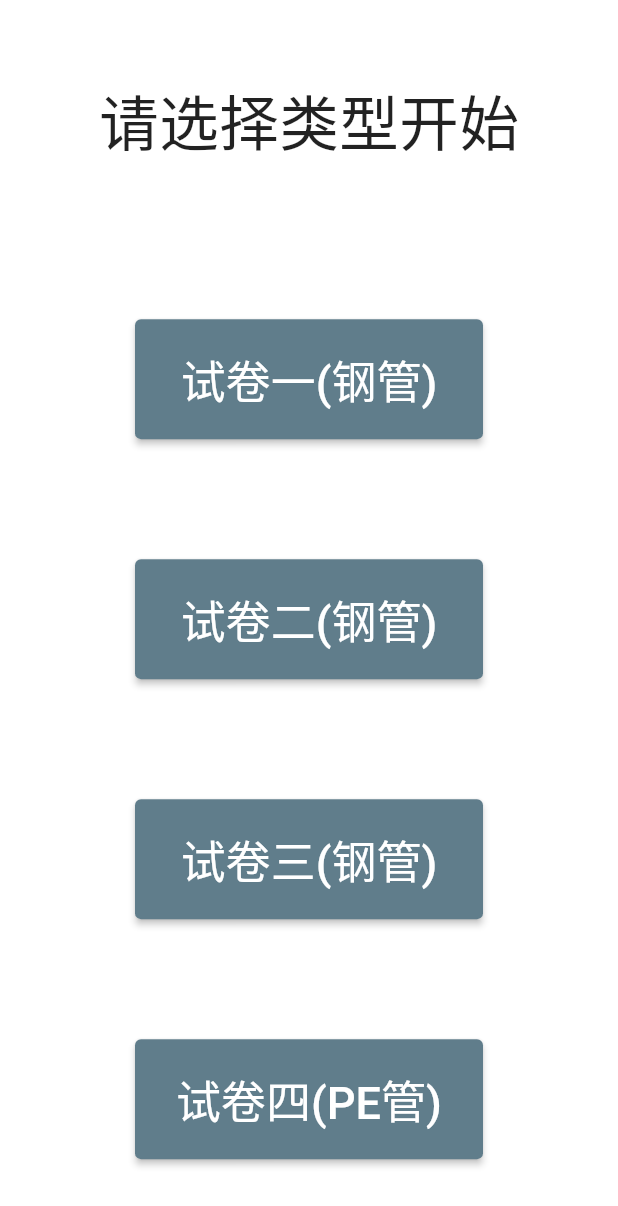
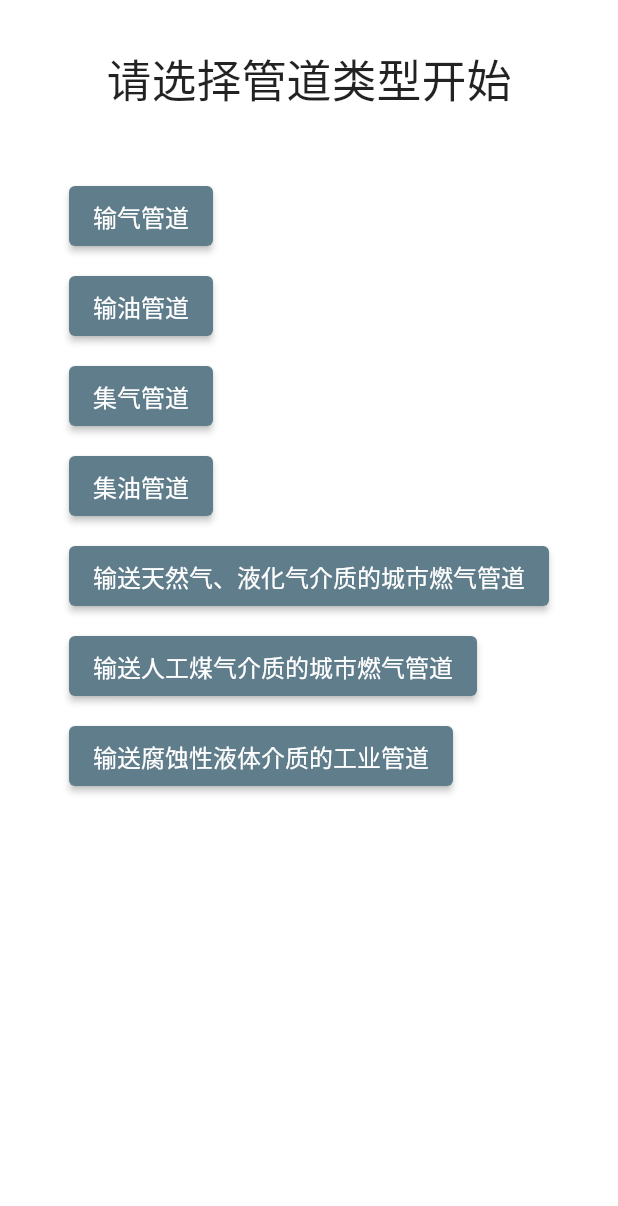
Before and after one commit to NingFQ/flutter_desktop, a Flutter app: the screen it shows after launch, on a phone screen of 412 x 824 dp. Shown: the top 1206 px of the screen. Run offline on Flutter 3.47's test engine with Material 2 defaults, Android fonts, the phone set to English and light mode, and no system bars; our stand-ins replace flutter_screenutil, flutter_smart_dialog.

Commit message:
管道分为七种，题目按模块加载

```diff
--- a/lib/model/currentQuestionInfo.dart
+++ b/lib/model/currentQuestionInfo.dart
@@ -6,9 +6,38 @@ import 'questions/queston_four.dart';
 
 CurrentQuestionEntity Questioninfo = CurrentQuestionEntity();
 
+/// 管道类型声明
+class PipeLineType {
+  /// 输气管道
+  static int pipeLineTypeOne = 1;
+
+  /// 输油管道
+  static int pipeLineTypeTwo = 2;
+
+  /// 集气管道
+  static int pipeLineTypeThree = 3;
+
+  /// 集油管道
+  static int pipeLineTypeFour = 4;
+
+  /// 输送天然气、液化气介质的城市燃气管道
+  static int pipeLineTypeFive = 5;
+
+  /// 输送人工煤气介质的城市燃气管道
+  static int pipeLineTypeSix = 6;
+
+  /// 输送腐蚀性液体介质的工业管道
+  static int pipeLineTypeSeven = 7;
+}
+
 List? setCurrentQuestion(int index) {
   switch (index) {
     case 1:
+
+      /// 第三方破坏
+      /// 腐蚀
+      /// 设备操作
+      ///
       Questioninfo.currentQuestionCount = TESTPAPERONE.length;
       Questioninfo.currentQuestionCode = 1;
       return TESTPAPERONE;
--- /dev/null
+++ b/lib/model/questions/failure_probability/part_four/part_four.dart
@@ -0,0 +1 @@
+/// 管道本质安全质量的评分
--- /dev/null
+++ b/lib/model/questions/failure_probability/part_one/part_one_type1234.dart
@@ -0,0 +1 @@
+/// 适用于输气管道、集气管道、输油管道、集油管道的第三方破坏题目
--- /dev/null
+++ b/lib/model/questions/failure_probability/part_one/part_one_type567.dart
@@ -0,0 +1 @@
+/// 适用于城市燃气管道、输送腐蚀性液体介质的工业管道的第三方破坏题目
--- /dev/null
+++ b/lib/model/questions/failure_probability/part_three/part_three.dart
@@ -0,0 +1 @@
+/// 设备(装置)及操作的评分
--- a/lib/model/theme/theme.dart
+++ b/lib/model/theme/theme.dart
@@ -2,7 +2,7 @@ import 'package:flutter/material.dart';
 
 class AppThemeData {
   // 字号
-  static const double _titleFontSize = 16;
+  static const double _titleFontSize = 12;
 
   // 亮色主题
   static ThemeData lightTheme = ThemeData(
@@ -37,7 +37,7 @@ class AppThemeData {
     ),
     iconTheme: const IconThemeData(
       color: Colors.black,
-      size: 20,
+      size: 16,
     ),
   );
 }
--- a/lib/pages/all_question_page.dart
+++ b/lib/pages/all_question_page.dart
@@ -104,6 +104,55 @@ class _AllQuestionPageState extends State<AllQuestionPage> {
     );
   }
 
+  /// 构建题目
+  Widget buildLevelItem(item) {
+    List children = item['children'] ?? [];
+    double size = 20.0;
+    if (item['level'] == 1) {
+      size = 22.0;
+    }
+    if (item['level'] == 2) {
+      size = 18.0;
+    }
+    if (item['level'] == 3) {
+      size = 16.0;
+    }
+
+    if (children.isEmpty) {
+      // QuestionEntity questionItem = new QuestionEntity().fromJson(item);
+      // return buildSingleQuestion(questionItem, 1);
+      return Container();
+    } else {
+      return Container(
+        child: Column(
+          crossAxisAlignment: CrossAxisAlignment.start,
+          children: [
+            Container(
+              padding: const EdgeInsets.only(left: 40),
+              child: Column(
+                crossAxisAlignment: CrossAxisAlignment.start,
+                children: [
+                  Text(
+                    '${item['name']}',
+                    style: TextStyle(
+                      fontSize: 16,
+                    ),
+                  ),
+                  Container(
+                    child: Column(
+                      crossAxisAlignment: CrossAxisAlignment.start,
+                      children: children.map((e) => buildLevelItem(e)).toList(),
+                    ),
+                  ),
+                ],
+              ),
+            ),
+          ],
+        ),
+      );
+    }
+  }
+
   /// 单个题目
   Widget buildSingleQuestion(Map singleQuestion, int index) {
     return Container(
--- a/lib/pages/index.dart
+++ b/lib/pages/index.dart
@@ -2,8 +2,46 @@ import 'package:flutter/material.dart';
 
 import '../model/currentQuestionInfo.dart';
 
-class HomePage extends StatelessWidget {
-  const HomePage({super.key});
+class HomePage extends StatefulWidget {
+  const HomePage({Key? key}) : super(key: key);
+
+  @override
+  State<HomePage> createState() => _HomePageState();
+}
+
+class _HomePageState extends State<HomePage> {
+
+
+  List<Map> pipelineType = [
+    {
+      "pipelineName": "输气管道",
+      "pipelineType": PipeLineType.pipeLineTypeOne,
+    },
+    {
+      "pipelineName": "输油管道",
+      "pipelineType": PipeLineType.pipeLineTypeTwo,
+    },
+    {
+      "pipelineName": "集气管道",
+      "pipelineType": PipeLineType.pipeLineTypeThree,
+    },
+    {
+      "pipelineName": "集油管道",
+      "pipelineType": PipeLineType.pipeLineTypeFour,
+    },
+    {
+      "pipelineName": "输送天然气、液化气介质的城市燃气管道",
+      "pipelineType": PipeLineType.pipeLineTypeFive,
+    },
+    {
+      "pipelineName": "输送人工煤气介质的城市燃气管道",
+      "pipelineType": PipeLineType.pipeLineTypeSix,
+    },
+    {
+      "pipelineName": "输送腐蚀性液体介质的工业管道",
+      "pipelineType": PipeLineType.pipeLineTypeSeven,
+    },
+  ];
 
   @override
   Widget build(BuildContext context) {
@@ -15,87 +53,39 @@ class HomePage extends StatelessWidget {
         alignment: Alignment.center,
         child: Column(
           mainAxisSize: MainAxisSize.max,
-          mainAxisAlignment: MainAxisAlignment.spaceAround,
+          mainAxisAlignment: MainAxisAlignment.start,
           children: [
-            const Text(
-              '请选择类型开始',
-              style: TextStyle(
-                fontSize: 40,
-              ),
-            ),
-            Wrap(
-              runSpacing: 80,
-              spacing: 100,
-              children: [
-                ElevatedButton(
-                  onPressed: () {
-                    Questioninfo.currentQuestion = setCurrentQuestion(1)!;
-                    Navigator.pushNamed(context, 'allQuestionPage');
-                  },
-                  child: Container(
-                    width: 200,
-                    height: 80,
-                    alignment: Alignment.center,
+            Container(
+              margin: const EdgeInsets.symmetric(vertical: 30),
               child: const Text(
-                      '试卷一(钢管)',
+                '请选择管道类型开始',
                 style: TextStyle(
                   fontSize: 30,
                 ),
               ),
             ),
-                ),
-                ElevatedButton(
+            Column(
+              crossAxisAlignment: CrossAxisAlignment.start,
+              children: pipelineType
+                  .map(
+                    (e) => Container(
+                      height: 40,
+                      margin: const EdgeInsets.only(top: 20),
+                      child: ElevatedButton(
                         onPressed: () {
-                    Questioninfo.currentQuestion = setCurrentQuestion(2)!;
-                    Navigator.pushNamed(context, 'allQuestionPage');
+                          // Questioninfo.currentQuestion = setCurrentQuestion(1)!;
+                          // Navigator.pushNamed(context, 'allQuestionPage');
                         },
-                  child: Container(
-                    width: 200,
-                    height: 80,
-                    alignment: Alignment.center,
-                    child: const Text(
-                      '试卷二(钢管)',
-                      style: TextStyle(
-                        fontSize: 30,
+                        child: Text(
+                          '${e['pipelineName']}',
+                          style: const TextStyle(
+                            fontSize: 16,
                           ),
                         ),
                       ),
                     ),
-                ElevatedButton(
-                  onPressed: () {
-                    Questioninfo.currentQuestion = setCurrentQuestion(3)!;
-                    Navigator.pushNamed(context, 'allQuestionPage');
-                  },
-                  child: Container(
-                    width: 200,
-                    height: 80,
-                    alignment: Alignment.center,
-                    child: const Text(
-                      '试卷三(钢管)',
-                      style: TextStyle(
-                        fontSize: 30,
-                      ),
-                    ),
-                  ),
-                ),
-                ElevatedButton(
-                  onPressed: () {
-                    Questioninfo.currentQuestion = setCurrentQuestion(4)!;
-                    Navigator.pushNamed(context, 'allQuestionPage');
-                  },
-                  child: Container(
-                    width: 200,
-                    height: 80,
-                    alignment: Alignment.center,
-                    child: const Text(
-                      '试卷四(PE管)',
-                      style: TextStyle(
-                        fontSize: 30,
-                      ),
-                    ),
-                  ),
-                ),
-              ],
+                  )
+                  .toList(),
             ),
           ],
         ),
```
Also changed, not shown: lib/model/questions/failure_consequence/failure_consequence.dart (added). Lines whose indentation alone changed are shown as unchanged.
